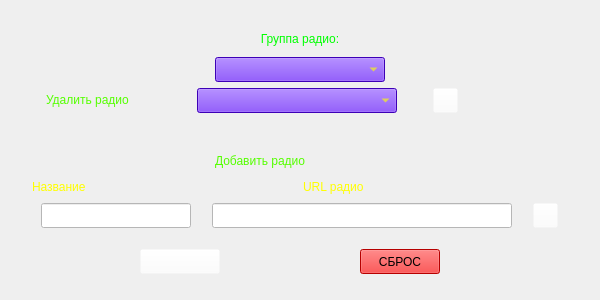
This is editlistradio.ui in MaximTarutin/maxradio2 as Qt 5 draws it before an edit. The edited form follows.
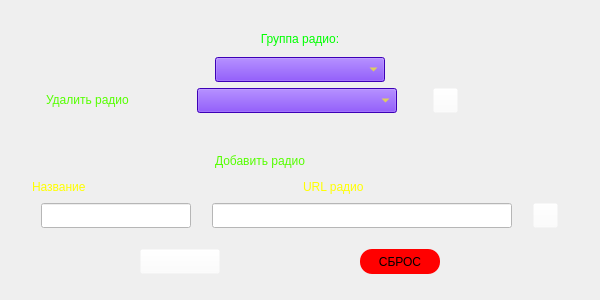
This is the edited form. Icons and pictures are not drawn.

What changed in the file:
```diff
--- a/editlistradio.ui
+++ b/editlistradio.ui
@@ -630,7 +630,8 @@
          </property>
          <property name="styleSheet">
           <string notr="true">background-color: rgb(255, 0, 0);
-font: 700 italic 12pt &quot;Times New Roman&quot;;</string>
+font: 700 italic 12pt &quot;Times New Roman&quot;;
+border-radius: 12px;</string>
          </property>
          <property name="text">
           <string>СБРОС</string>
```
Left out of the diff: 2 changed lines with no effect on the pictures.
